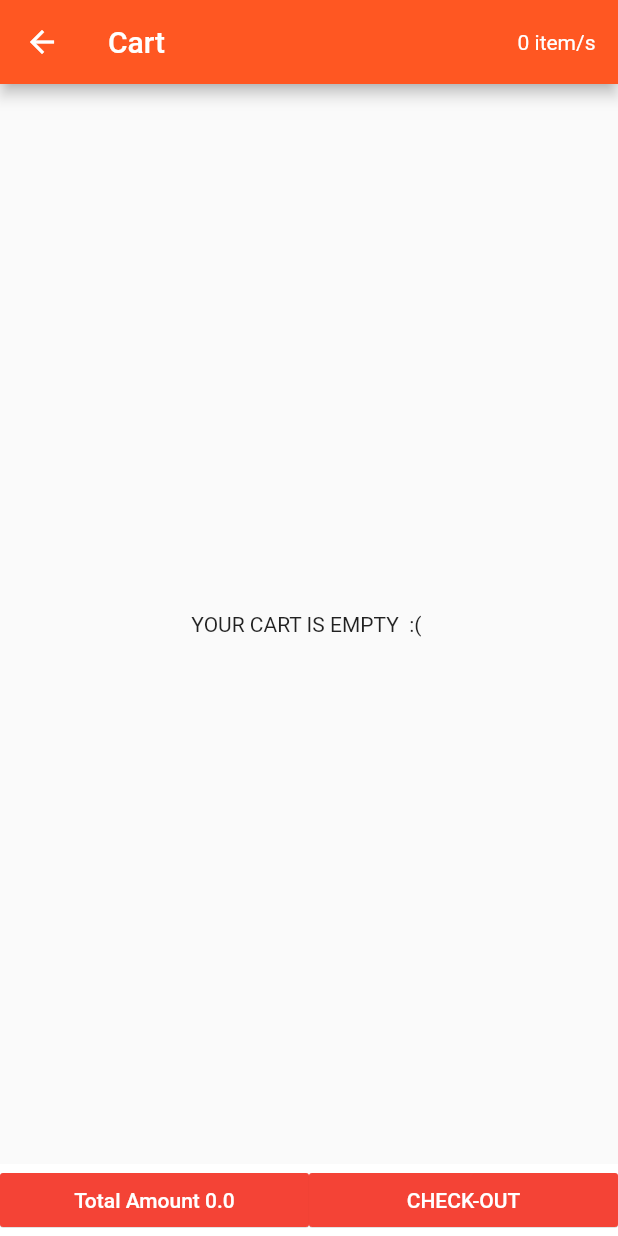
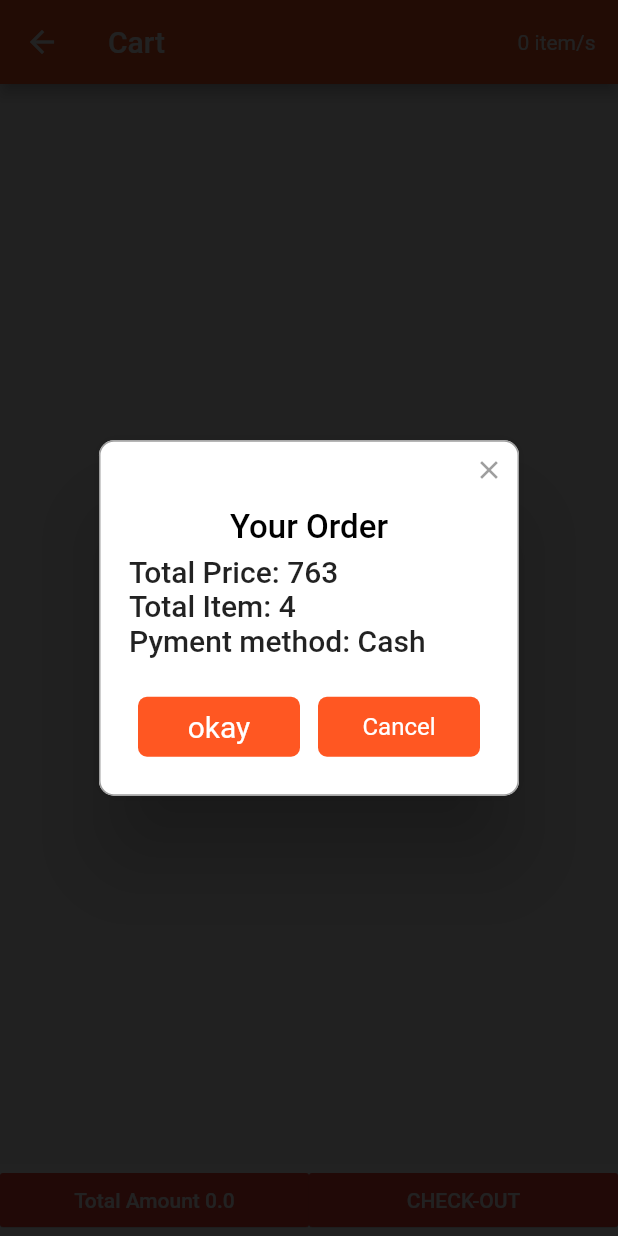
Before and after one commit to asimsharf/food2go, a Flutter app: the CartPage screen opened directly, after a tap on "CHECK-OUT", on a phone screen of 412 x 824 dp. Run offline on Flutter 3.47's test engine with Material 2 defaults, Android fonts, the phone set to English and light mode, and no system bars; drawn by our look-alikes of rflutter_alert; our stand-ins replace font_awesome_flutter, shared_preferences, smooth_star_rating, splashscreen, video_player; missing offline and left inert: google_fonts_arabic; accounts and stored records are empty; generated files the repository leaves out were written again.

Commit message:
Default Changelist

```diff
--- a/lib/pages/CartPage.dart
+++ b/lib/pages/CartPage.dart
@@ -1,8 +1,9 @@
 import 'package:flutter/material.dart';
+import 'package:food2go/model/Item.dart';
 import 'package:google_fonts_arabic/fonts.dart';
+import 'package:rflutter_alert/rflutter_alert.dart';
 import 'package:scoped_model/scoped_model.dart';
 
-import '../model/Item.dart';
 import '../scoped-model/items_model.dart';
 
 class CartPage extends StatelessWidget {
@@ -50,7 +51,7 @@ class CartPage extends StatelessWidget {
               ),
               Expanded(
                 child: new MaterialButton(
-                  onPressed: () {},
+                  onPressed: () => _onValidBtnPressed(context),
                   color: Colors.red,
                   textColor: Colors.white,
                   elevation: 0.2,
@@ -149,7 +150,7 @@ class CartPage extends StatelessWidget {
     );
   }
 
-  Widget _buildProductItems(
+  Widget _buildProductModel_Dishess(
       BuildContext context, int position, Item item, ProductsModel model) {
     return cartCard(item);
   }
@@ -159,7 +160,8 @@ class CartPage extends StatelessWidget {
     if (items.length > 0) {
       productCard = SafeArea(
         child: ListView.builder(
-          itemBuilder: (BuildContext context, int index) => _buildProductItems(
+          itemBuilder: (BuildContext context, int index) =>
+              _buildProductModel_Dishess(
                 context,
                 index,
                 items[index],
@@ -180,3 +182,71 @@ class CartPage extends StatelessWidget {
     );
   }
 }
+
+_onValidBtnPressed(context) {
+  Alert(
+      context: context,
+      title: "Your Order",
+      content: Column(
+        children: <Widget>[
+          Row(
+            children: <Widget>[new Text('Total Price: 763')],
+          ),
+          Row(
+            children: <Widget>[new Text('Total Item: 4')],
+          ),
+          Row(
+            children: <Widget>[new Text('Pyment method: Cash')],
+          ),
+        ],
+      ),
+      buttons: [
+        DialogButton(
+          onPressed: () => _onChackBtnPressedOkay(context),
+          color: Colors.deepOrange,
+          child: Text(
+            "okay",
+            style: TextStyle(
+                fontFamily: ArabicFonts.Cairo,
+                package: 'google_fonts_arabic',
+                color: Colors.white,
+                fontSize: 20),
+          ),
+        ),
+        DialogButton(
+            onPressed: () {
+              Navigator.pop(context);
+            },
+            color: Colors.deepOrange,
+            child: Text(
+              "Cancel",
+              style: TextStyle(color: Colors.white),
+            ))
+      ]).show();
+}
+
+_onChackBtnPressedOkay(context) {
+  Alert(
+    context: context,
+    title: "the first text",
+    type: AlertType.success,
+    desc: "order",
+    buttons: [
+      DialogButton(
+        child: Text(
+          "okay",
+          style: TextStyle(
+              fontFamily: ArabicFonts.Cairo,
+              package: 'google_fonts_arabic',
+              color: Colors.white,
+              fontSize: 20),
+        ),
+        onPressed: () {
+          Navigator.pop(context);
+          Navigator.pop(context);
+        },
+        color: Colors.deepOrange,
+      )
+    ],
+  ).show();
+}
--- a/pubspec.yaml
+++ b/pubspec.yaml
@@ -28,6 +28,7 @@ dependencies:
   flutter_google_places: ^0.1.4
   location: ^1.4.1
   scoped_model: ^1.0.1
+  rflutter_alert: ^1.0.2
 
 dev_dependencies:
   flutter_test:
```
Also changed, not shown: pubspec.lock, 1 other file.
